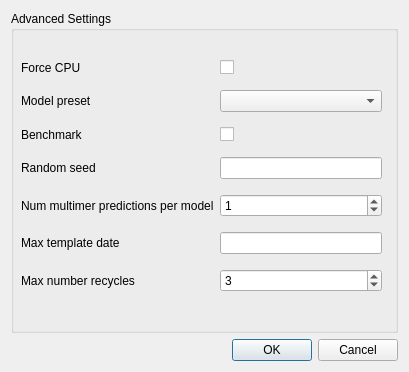
fmi-basel/GUIFold, file guifold/ui/advanced_params.ui: the form before one commit.
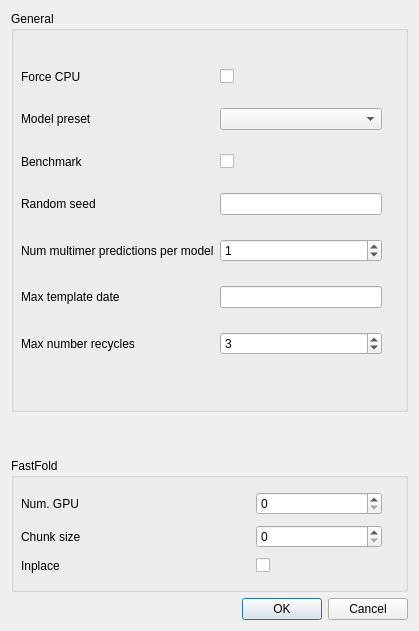
The form after the commit.

Commit message: Integrate FastFold.

The edit to the form file:
```diff
--- a/guifold/ui/advanced_params.ui
+++ b/guifold/ui/advanced_params.ui
@@ -6,12 +6,12 @@
    <rect>
     <x>0</x>
     <y>0</y>
-    <width>409</width>
-    <height>372</height>
+    <width>419</width>
+    <height>631</height>
    </rect>
   </property>
   <property name="sizePolicy">
-   <sizepolicy hsizetype="Expanding" vsizetype="Expanding">
+   <sizepolicy hsizetype="MinimumExpanding" vsizetype="MinimumExpanding">
     <horstretch>0</horstretch>
     <verstretch>0</verstretch>
    </sizepolicy>
@@ -21,7 +21,13 @@
   </property>
   <layout class="QVBoxLayout" name="verticalLayout_2">
    <item>
-    <layout class="QVBoxLayout" name="verticalLayout">
+    <layout class="QVBoxLayout" name="verticalLayout" stretch="3,0,1">
+     <property name="spacing">
+      <number>-1</number>
+     </property>
+     <property name="sizeConstraint">
+      <enum>QLayout::SetDefaultConstraint</enum>
+     </property>
      <item>
       <widget class="QGroupBox" name="groupBox">
        <property name="enabled">
@@ -34,7 +40,7 @@
         </sizepolicy>
        </property>
        <property name="title">
-        <string>Advanced Settings</string>
+        <string>General</string>
        </property>
        <widget class="QWidget" name="gridLayoutWidget_2">
         <property name="geometry">
@@ -42,17 +48,13 @@
           <x>10</x>
           <y>40</y>
           <width>361</width>
-          <height>251</height>
+          <height>329</height>
          </rect>
         </property>
-        <layout class="QGridLayout" name="gridLayout_2">
-         <item row="1" column="0">
-          <widget class="QLabel" name="label_9">
-           <property name="text">
-            <string>Model preset</string>
-           </property>
-          </widget>
-         </item>
+        <layout class="QGridLayout" name="gridLayout_2" rowstretch="0,0,0,0,0,0,0,0,0,0,0" rowminimumheight="0,0,0,0,0,0,0,0,0,0,0">
+         <property name="sizeConstraint">
+          <enum>QLayout::SetDefaultConstraint</enum>
+         </property>
          <item row="4" column="0">
           <widget class="QLabel" name="label_10">
            <property name="text">
@@ -60,13 +62,45 @@
            </property>
           </widget>
          </item>
-         <item row="3" column="1">
-          <widget class="QLineEdit" name="lei_jobparams_random_seed"/>
+         <item row="1" column="0">
+          <widget class="QLabel" name="label_9">
+           <property name="text">
+            <string>Model preset</string>
+           </property>
+          </widget>
          </item>
-         <item row="4" column="1">
-          <widget class="QSpinBox" name="sbo_jobparams_num_multimer_predictions_per_model">
-           <property name="value">
-            <number>1</number>
+         <item row="0" column="1">
+          <widget class="QCheckBox" name="chk_jobparams_force_cpu">
+           <property name="text">
+            <string/>
+           </property>
+          </widget>
+         </item>
+         <item row="3" column="0">
+          <widget class="QLabel" name="label_13">
+           <property name="text">
+            <string>Random seed</string>
+           </property>
+          </widget>
+         </item>
+         <item row="5" column="0">
+          <widget class="QLabel" name="label_15">
+           <property name="text">
+            <string>Max template date</string>
+           </property>
+          </widget>
+         </item>
+         <item row="2" column="0">
+          <widget class="QLabel" name="label_14">
+           <property name="text">
+            <string>Benchmark</string>
+           </property>
+          </widget>
+         </item>
+         <item row="2" column="1">
+          <widget class="QCheckBox" name="chk_jobparams_benchmark">
+           <property name="text">
+            <string/>
            </property>
           </widget>
          </item>
@@ -83,13 +117,16 @@
          <item row="1" column="1">
           <widget class="QComboBox" name="cmb_jobparams_model_preset"/>
          </item>
-         <item row="6" column="0">
-          <widget class="QLabel" name="label_12">
-           <property name="text">
-            <string>Max number recycles</string>
+         <item row="4" column="1">
+          <widget class="QSpinBox" name="sbo_jobparams_num_multimer_predictions_per_model">
+           <property name="value">
+            <number>1</number>
            </property>
           </widget>
          </item>
+         <item row="3" column="1">
+          <widget class="QLineEdit" name="lei_jobparams_random_seed"/>
+         </item>
          <item row="6" column="1">
           <widget class="QSpinBox" name="sbo_jobparams_num_recycle">
            <property name="value">
@@ -97,41 +134,101 @@
            </property>
           </widget>
          </item>
-         <item row="3" column="0">
-          <widget class="QLabel" name="label_13">
+         <item row="6" column="0">
+          <widget class="QLabel" name="label_12">
            <property name="text">
-            <string>Random seed</string>
+            <string>Max number recycles</string>
            </property>
           </widget>
          </item>
-         <item row="0" column="1">
-          <widget class="QCheckBox" name="chk_jobparams_force_cpu">
-           <property name="text">
-            <string/>
-           </property>
-          </widget>
+        </layout>
+       </widget>
+      </widget>
+     </item>
+     <item>
+      <spacer name="verticalSpacer">
+       <property name="orientation">
+        <enum>Qt::Vertical</enum>
+       </property>
+       <property name="sizeHint" stdset="0">
+        <size>
+         <width>20</width>
+         <height>40</height>
+        </size>
+       </property>
+      </spacer>
+     </item>
+     <item>
+      <widget class="QGroupBox" name="groupBox_2">
+       <property name="sizePolicy">
+        <sizepolicy hsizetype="MinimumExpanding" vsizetype="MinimumExpanding">
+         <horstretch>0</horstretch>
+         <verstretch>0</verstretch>
+        </sizepolicy>
+       </property>
+       <property name="title">
+        <string>FastFold</string>
+       </property>
+       <widget class="QWidget" name="gridLayoutWidget">
+        <property name="geometry">
+         <rect>
+          <x>10</x>
+          <y>30</y>
+          <width>361</width>
+          <height>89</height>
+         </rect>
+        </property>
+        <layout class="QGridLayout" name="gridLayout" columnstretch="3,0,2">
+         <property name="sizeConstraint">
+          <enum>QLayout::SetDefaultConstraint</enum>
+         </property>
+         <item row="1" column="2">
+          <widget class="QSpinBox" name="sbo_jobparams_chunk_size"/>
          </item>
-         <item row="2" column="1">
-          <widget class="QCheckBox" name="chk_jobparams_benchmark">
-           <property name="text">
-            <string/>
-           </property>
-          </widget>
+         <item row="0" column="2">
+          <widget class="QSpinBox" name="sbo_jobparams_num_gpu"/>
          </item>
          <item row="2" column="0">
-          <widget class="QLabel" name="label_14">
+          <widget class="QLabel" name="label_3">
            <property name="text">
-            <string>Benchmark</string>
+            <string>Inplace</string>
            </property>
           </widget>
          </item>
-         <item row="5" column="0">
-          <widget class="QLabel" name="label_15">
+         <item row="0" column="0">
+          <widget class="QLabel" name="label">
            <property name="text">
-            <string>Max template date</string>
+            <string>Num. GPU</string>
            </property>
           </widget>
          </item>
+         <item row="2" column="2">
+          <widget class="QCheckBox" name="chk_jobparams_inplace">
+           <property name="text">
+            <string/>
+           </property>
+          </widget>
+         </item>
+         <item row="1" column="0">
+          <widget class="QLabel" name="label_2">
+           <property name="text">
+            <string>Chunk size</string>
+           </property>
+          </widget>
+         </item>
+         <item row="0" column="1">
+          <spacer name="horizontalSpacer">
+           <property name="orientation">
+            <enum>Qt::Horizontal</enum>
+           </property>
+           <property name="sizeHint" stdset="0">
+            <size>
+             <width>40</width>
+             <height>20</height>
+            </size>
+           </property>
+          </spacer>
+         </item>
         </layout>
        </widget>
       </widget>
```
The commit also changes 9 other files.
